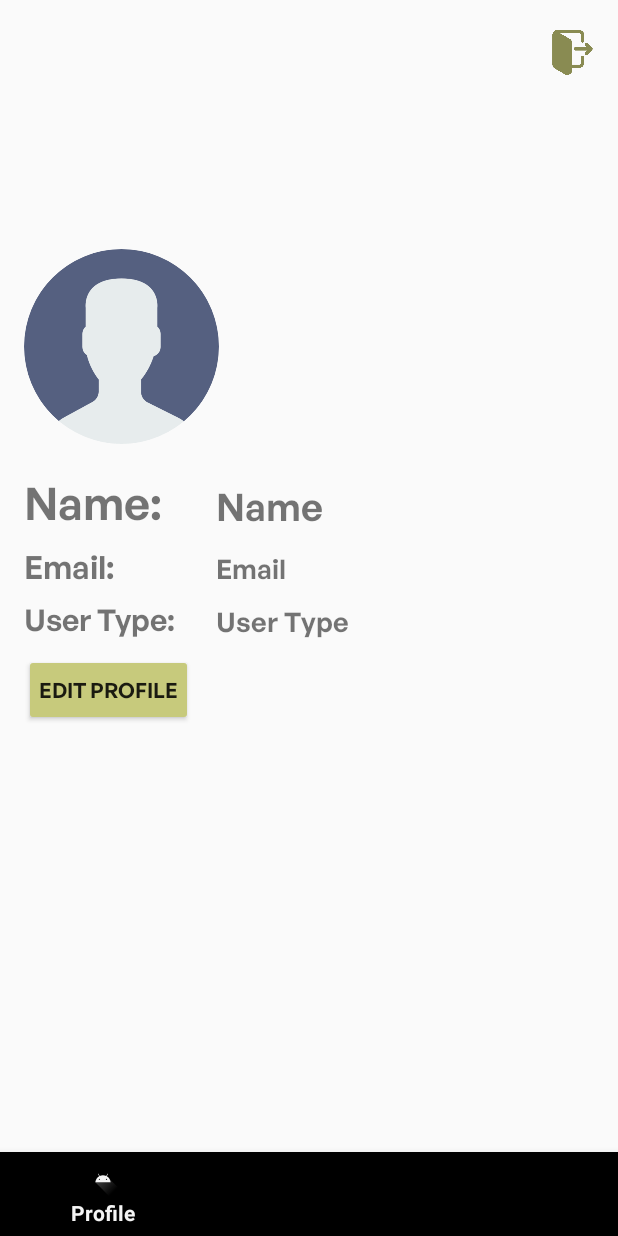
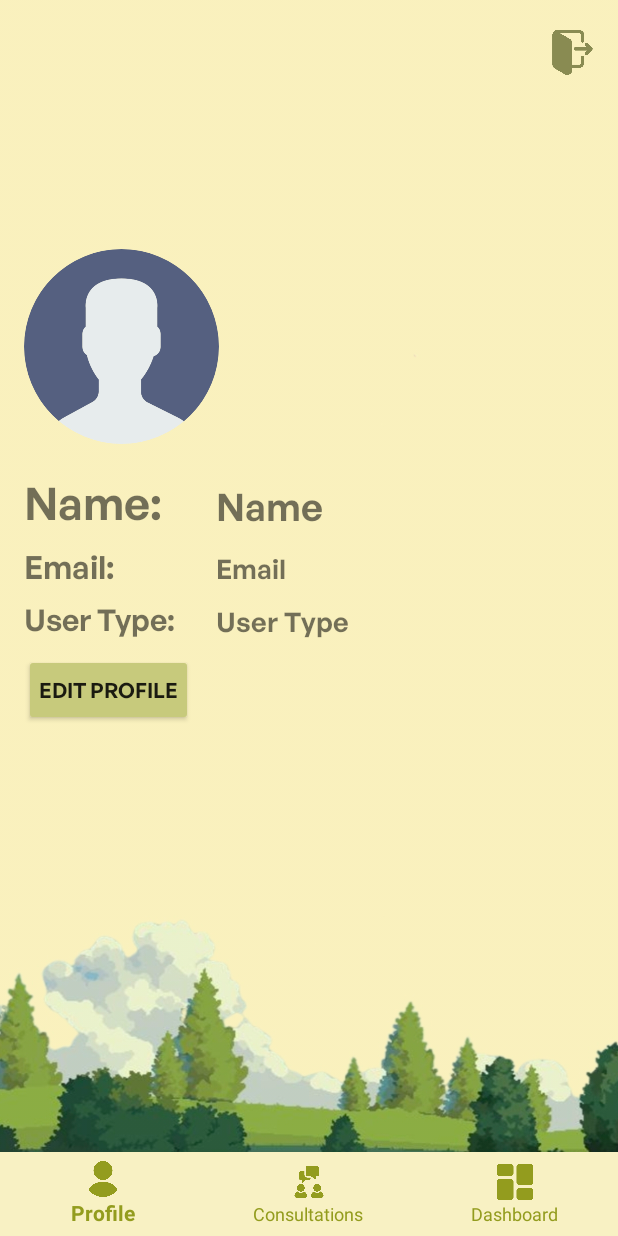
Before and after one commit to BrixSuficiencia/ELDROID_SiloganNiJian_1030FRI, an Android app: the ExpertSurveyorActivity screen opened directly, with no data from a screen before it, on a phone screen of 412 x 824 dp. Run offline under Robolectric (Android 15) with nearby library versions, the phone set to English and light mode, and no system bars.

Commit message:
Expert and Surveyor Design

```diff
--- a/app/src/main/java/com/sabal/terramasterhub/data/repositories/UserRepository.kt
+++ b/app/src/main/java/com/sabal/terramasterhub/data/repositories/UserRepository.kt
@@ -1,5 +1,6 @@
 package com.sabal.terramasterhub.data.repositories
 
+import android.annotation.SuppressLint
 import android.content.Context
 import android.util.Log
 import androidx.lifecycle.LiveData
--- a/app/src/main/java/com/sabal/terramasterhub/data/view/SignupActivity.kt
+++ b/app/src/main/java/com/sabal/terramasterhub/data/view/SignupActivity.kt
@@ -42,7 +42,7 @@ class SignupActivity : AppCompatActivity(), AuthListener {
         licenseNumberEditText = findViewById(R.id.et_license_number)
 
         // Initialize user types
-        val userTypes = arrayOf("Finder", "Expert", "Surveyor")
+        val userTypes = arrayOf("Finder", "expert", "surveyor")
 
         // Set up the Spinner with an ArrayAdapter
         val adapter = ArrayAdapter(this, android.R.layout.simple_spinner_item, userTypes)
--- a/app/src/main/res/layout/activity_expert_surveyor.xml
+++ b/app/src/main/res/layout/activity_expert_surveyor.xml
@@ -2,6 +2,7 @@
 <RelativeLayout xmlns:android="http://schemas.android.com/apk/res/android"
     android:layout_width="match_parent"
     android:layout_height="match_parent"
+    android:background="@drawable/backg"
     xmlns:app="http://schemas.android.com/apk/res-auto">
 
 
@@ -15,8 +16,11 @@
     <com.google.android.material.bottomnavigation.BottomNavigationView
         android:id="@+id/bottom_navigation_expert_surveyor"
         android:layout_width="match_parent"
+        android:background="#F8F1C3"
         android:layout_height="wrap_content"
         android:layout_alignParentBottom="true"
+        app:itemIconTint="#939c1e"
+        app:itemTextColor="#939c1e"
         app:menu="@menu/nav_menu_expert_surveyor" />
 
 </RelativeLayout>
--- a/app/src/main/res/layout/dialog_add_update.xml
+++ b/app/src/main/res/layout/dialog_add_update.xml
@@ -24,7 +24,9 @@
     <!-- Submit Button -->
     <Button
         android:id="@+id/buttonSubmitUpdate"
-        android:layout_width="match_parent"
+        android:layout_width="236dp"
         android:layout_height="wrap_content"
+        android:background="@color/yellow_green"
+        android:layout_gravity="center"
         android:text="Submit Update" />
 </LinearLayout>
--- a/app/src/main/res/layout/dialog_update_request.xml
+++ b/app/src/main/res/layout/dialog_update_request.xml
@@ -3,8 +3,7 @@
     android:layout_width="match_parent"
     android:layout_height="wrap_content"
     android:orientation="vertical"
-    android:padding="20dp"
-    android:background="@drawable/requestdialog">
+    android:padding="20dp">
 
     <LinearLayout
         android:layout_width="match_parent"
--- a/app/src/main/res/layout/fragment_1.xml
+++ b/app/src/main/res/layout/fragment_1.xml
@@ -4,7 +4,8 @@
     xmlns:tools="http://schemas.android.com/tools"
     android:layout_width="match_parent"
     android:layout_height="match_parent"
-    android:orientation="vertical">
+    android:orientation="vertical"
+    >
 
     <!-- Logout Button -->
     <ImageView
--- a/app/src/main/res/layout/item_admin_update.xml
+++ b/app/src/main/res/layout/item_admin_update.xml
@@ -52,6 +52,7 @@
             android:id="@+id/buttonUpdate"
             android:layout_width="wrap_content"
             android:layout_height="wrap_content"
+            android:background="@color/yellow_green"
             android:text="Update" />
 
         <Button
@@ -59,6 +60,7 @@
             android:layout_width="wrap_content"
             android:layout_height="wrap_content"
             android:text="Delete"
+            android:background="@color/yellow_green"
             android:layout_marginStart="8dp" />
     </LinearLayout>
 </LinearLayout>
--- a/app/src/main/res/layout/item_consultation_request.xml
+++ b/app/src/main/res/layout/item_consultation_request.xml
@@ -76,12 +76,14 @@
             android:layout_width="wrap_content"
             android:layout_height="wrap_content"
             android:text="Accept"
+            android:background="@color/yellow_green"
             android:layout_marginEnd="8dp"/>
 
         <Button
             android:id="@+id/buttonDecline"
             android:layout_width="wrap_content"
             android:layout_height="wrap_content"
+            android:background="@color/yellow_green"
             android:text="Decline"/>
     </LinearLayout>
 
--- a/app/src/main/res/menu/nav_menu_expert_surveyor.xml
+++ b/app/src/main/res/menu/nav_menu_expert_surveyor.xml
@@ -2,14 +2,14 @@
 <menu xmlns:android="http://schemas.android.com/apk/res/android">
     <item
         android:id="@+id/nav_profile"
-        android:icon="@drawable/ic_launcher_foreground"
+        android:icon="@drawable/footericon4"
         android:title="Profile" />
     <item
         android:id="@+id/nav_consultations"
-        android:icon="@drawable/ic_launcher_foreground"
+        android:icon="@drawable/consultations"
         android:title="Consultations" />
     <item
         android:id="@+id/nav_dashboard"
-        android:icon="@drawable/ic_launcher_foreground"
+        android:icon="@drawable/dashboard"
         android:title="Dashboard" />
 </menu>
```
Also changed, not shown: app/src/main/res/drawable/consultations.png (added).
